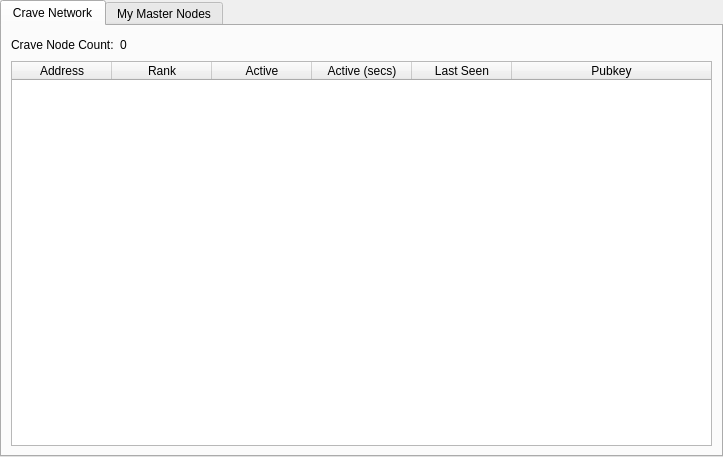
The window that src/qt/forms/masternodemanager.ui (CooleRRSA/crave) describes before a commit, drawn with Qt 5.
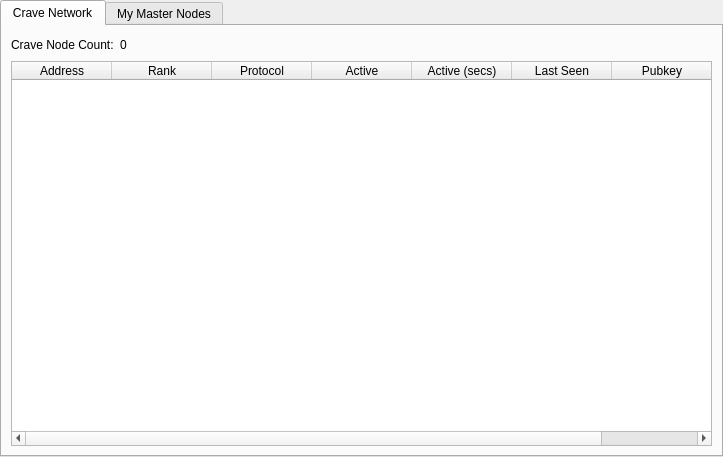
The same window after the commit. The open tabs and pages were chosen to show the change.

Commit message: Masternode List page fix

What changed in the file:
```diff
--- a/src/qt/forms/masternodemanager.ui
+++ b/src/qt/forms/masternodemanager.ui
@@ -68,6 +68,11 @@
              <string>Rank</string>
             </property>
            </column>
+           <column>
+            <property name="text">
+             <string>Protocol</string>
+            </property>
+           </column>
            <column>
             <property name="text">
              <string>Active</string>
```
Left out of the diff: 2 changed lines with no effect on the pictures. The commit also changes 1 other file.
